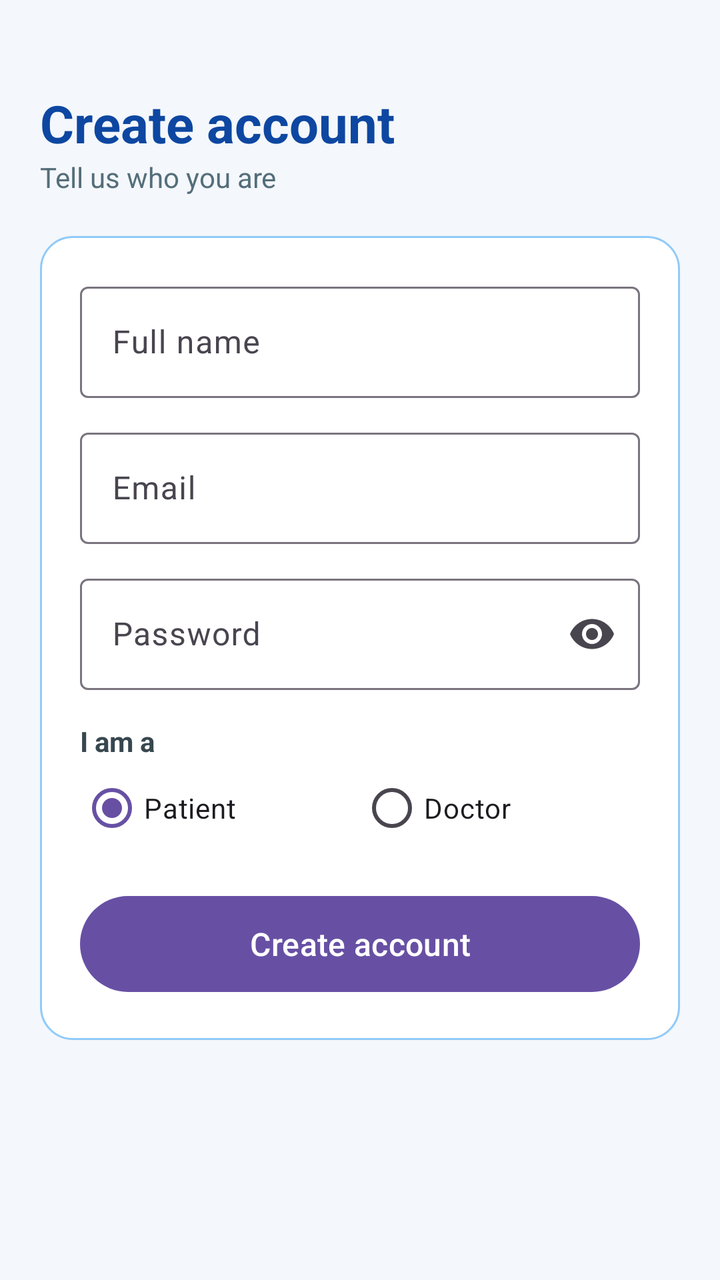
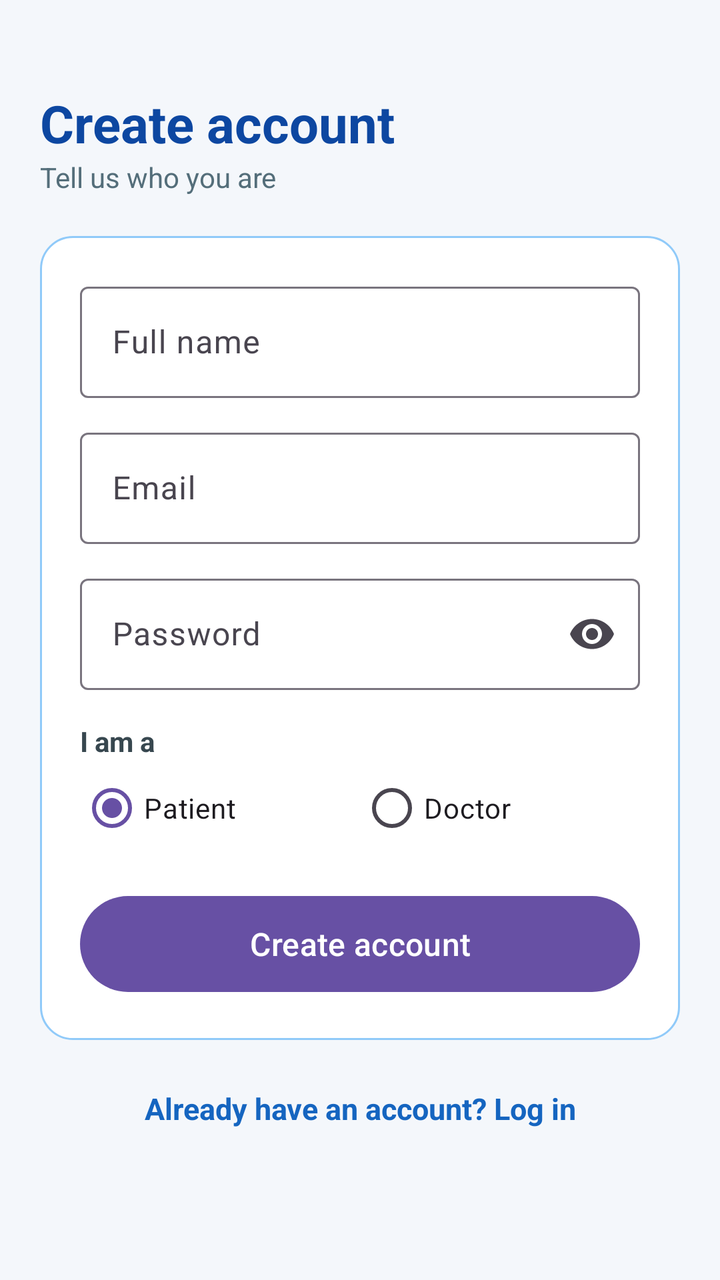

An Android layout rendered at two revisions. The XML below is the earlier revision; the diff shows what the commit changed to produce the second picture.
<!-- AndroidManifest.xml: application theme Theme.HealthAppointmentManagementSystem -->
<!-- res/layout/fragment_register.xml -->
<?xml version="1.0" encoding="utf-8"?>
<ScrollView xmlns:android="http://schemas.android.com/apk/res/android"
    xmlns:app="http://schemas.android.com/apk/res-auto"
    android:layout_width="match_parent"
    android:layout_height="match_parent"
    android:background="#F4F7FB"
    android:fillViewport="true">

    <LinearLayout
        android:layout_width="match_parent"
        android:layout_height="wrap_content"
        android:orientation="vertical"
        android:padding="20dp">

        <TextView
            android:layout_width="wrap_content"
            android:layout_height="wrap_content"
            android:layout_marginTop="24dp"
            android:text="Create account"
            android:textColor="#0D47A1"
            android:textSize="26sp"
            android:textStyle="bold" />

        <TextView
            android:layout_width="wrap_content"
            android:layout_height="wrap_content"
            android:layout_marginBottom="20dp"
            android:text="Tell us who you are"
            android:textColor="#546E7A"
            android:textSize="14sp" />

        <LinearLayout
            android:layout_width="match_parent"
            android:layout_height="wrap_content"
            android:background="@drawable/bg_card"
            android:orientation="vertical"
            android:padding="20dp">

            <com.google.android.material.textfield.TextInputLayout
                android:layout_width="match_parent"
                android:layout_height="wrap_content"
                android:hint="Full name">

                <com.google.android.material.textfield.TextInputEditText
                    android:id="@+id/editName"
                    android:layout_width="match_parent"
                    android:layout_height="wrap_content"
                    android:inputType="textPersonName" />
            </com.google.android.material.textfield.TextInputLayout>

            <com.google.android.material.textfield.TextInputLayout
                android:layout_width="match_parent"
                android:layout_height="wrap_content"
                android:layout_marginTop="12dp"
                android:hint="Email">

                <com.google.android.material.textfield.TextInputEditText
                    android:id="@+id/editEmail"
                    android:layout_width="match_parent"
                    android:layout_height="wrap_content"
                    android:inputType="textEmailAddress" />
            </com.google.android.material.textfield.TextInputLayout>

            <com.google.android.material.textfield.TextInputLayout
                android:layout_width="match_parent"
                android:layout_height="wrap_content"
                android:layout_marginTop="12dp"
                android:hint="Password"
                app:endIconMode="password_toggle">

                <com.google.android.material.textfield.TextInputEditText
                    android:id="@+id/editPassword"
                    android:layout_width="match_parent"
                    android:layout_height="wrap_content"
                    android:inputType="textPassword" />
            </com.google.android.material.textfield.TextInputLayout>

            <TextView
                android:layout_width="wrap_content"
                android:layout_height="wrap_content"
                android:layout_marginTop="16dp"
                android:text="I am a"
                android:textColor="#37474F"
                android:textStyle="bold" />

            <RadioGroup
                android:id="@+id/radioRole"
                android:layout_width="match_parent"
                android:layout_height="wrap_content"
                android:orientation="horizontal">

                <RadioButton
                    android:id="@+id/radioPatient"
                    android:layout_width="0dp"
                    android:layout_height="wrap_content"
                    android:layout_weight="1"
                    android:checked="true"
                    android:text="Patient" />

                <RadioButton
                    android:id="@+id/radioDoctor"
                    android:layout_width="0dp"
                    android:layout_height="wrap_content"
                    android:layout_weight="1"
                    android:text="Doctor" />
            </RadioGroup>

            <TextView
                android:id="@+id/textError"
                android:layout_width="match_parent"
                android:layout_height="wrap_content"
                android:layout_marginTop="8dp"
                android:textColor="#B00020"
                android:visibility="gone" />

            <com.google.android.material.button.MaterialButton
                android:id="@+id/btnRegister"
                android:layout_width="match_parent"
                android:layout_height="56dp"
                android:layout_marginTop="16dp"
                android:text="Create account"
                android:textAllCaps="false"
                android:textSize="16sp" />
        </LinearLayout>
    </LinearLayout>
</ScrollView>
<!-- resources referenced by this layout -->
<resources>
  <!-- drawable bg_card (drawable) -->
  <?xml version="1.0" encoding="utf-8"?>
  <shape xmlns:android="http://schemas.android.com/apk/res/android"
      android:shape="rectangle">
      <solid android:color="#FFFFFF" />
      <corners android:radius="16dp" />
      <stroke
          android:width="1dp"
          android:color="#90CAF9" />
  </shape>
  <style name="Theme.HealthAppointmentManagementSystem" parent="Base.Theme.HealthAppointmentManagementSystem" />
  <style name="Base.Theme.HealthAppointmentManagementSystem" parent="Theme.Material3.DayNight.NoActionBar">
          
          
      </style>
</resources>

<!-- the commit's change to res/layout/fragment_register.xml (unified diff, before → after) -->
@@ -105,6 +105,41 @@
                     android:text="Doctor" />
             </RadioGroup>
 
+            
+            <LinearLayout
+                android:id="@+id/layoutDoctorFields"
+                android:layout_width="match_parent"
+                android:layout_height="wrap_content"
+                android:orientation="vertical"
+                android:visibility="gone">
+
+                <com.google.android.material.textfield.TextInputLayout
+                    android:layout_width="match_parent"
+                    android:layout_height="wrap_content"
+                    android:layout_marginTop="12dp"
+                    android:hint="Hospital / Clinic Name">
+
+                    <com.google.android.material.textfield.TextInputEditText
+                        android:id="@+id/editHospital"
+                        android:layout_width="match_parent"
+                        android:layout_height="wrap_content"
+                        android:inputType="text" />
+                </com.google.android.material.textfield.TextInputLayout>
+
+                <com.google.android.material.textfield.TextInputLayout
+                    android:layout_width="match_parent"
+                    android:layout_height="wrap_content"
+                    android:layout_marginTop="12dp"
+                    android:hint="Profession / Specialty (e.g. Back Doctor, Eye)">
+
+                    <com.google.android.material.textfield.TextInputEditText
+                        android:id="@+id/editSpecialty"
+                        android:layout_width="match_parent"
+                        android:layout_height="wrap_content"
+                        android:inputType="text" />
+                </com.google.android.material.textfield.TextInputLayout>
+            </LinearLayout>
+
             <TextView
                 android:id="@+id/textError"
                 android:layout_width="match_parent"
@@ -122,5 +157,17 @@
                 android:textAllCaps="false"
                 android:textSize="16sp" />
         </LinearLayout>
+
+        <TextView
+            android:id="@+id/textGoLogin"
+            android:layout_width="match_parent"
+            android:layout_height="wrap_content"
+            android:layout_marginTop="24dp"
+            android:layout_marginBottom="24dp"
+            android:gravity="center"
+            android:text="Already have an account? Log in"
+            android:textColor="#1565C0"
+            android:textSize="15sp"
+            android:textStyle="bold" />
     </LinearLayout>
 </ScrollView>
